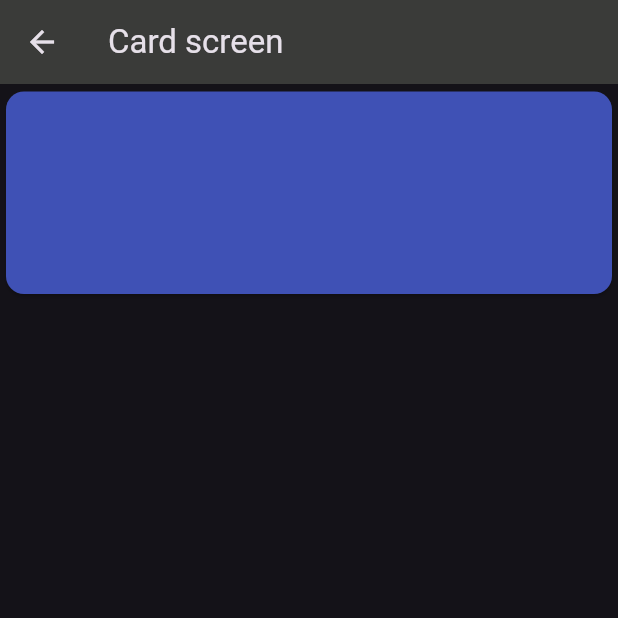
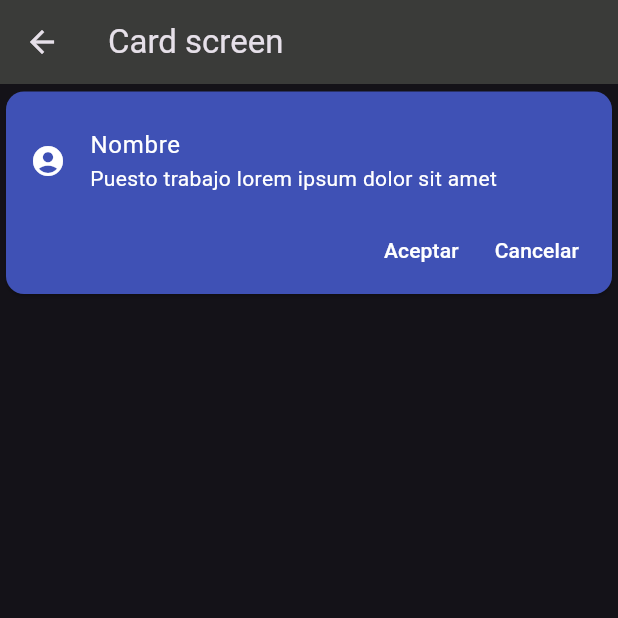
Before and after one commit to luisNova948/app_flutter, a Flutter app: the CardInfo screen opened by its route, on a phone screen of 412 x 824 dp, the top half of it. Run offline on Flutter 3.47's test engine with Material 3 defaults, Android fonts, the light colour scheme and no system bars.

Commit message:
modificaciones en el archivo alert.dart

```diff
--- a/lib/routes/my_routes.dart
+++ b/lib/routes/my_routes.dart
@@ -1,4 +1,5 @@
 import 'package:basesdos/models/menu_home.dart';
+import 'package:basesdos/screens/carousel_view.dart';
 import 'package:flutter/material.dart';
 
 import '../screens/CardInfo.dart';
@@ -15,7 +16,8 @@ class MyRoutes{
     MenuHome(icon: Icons.fastfood, nameOption: "menu de comida", route: 'ListView uno', screen: ListViewUno()),
     MenuHome(icon: Icons.accessible_forward_sharp, nameOption: 'listview dos', route: 'ListView dos', screen: ListViewDos()),
     MenuHome(icon: Icons.bus_alert, nameOption: 'alerta', route: 'alert', screen: Alert()),
-    MenuHome(icon: Icons.info, nameOption: 'informacion', route: 'card info', screen: CardInfo())
+    MenuHome(icon: Icons.info, nameOption: 'informacion', route: 'card info', screen: CardInfo()),
+    MenuHome(icon: Icons.view_carousel, nameOption: 'carrusel', route: 'carrusel', screen: Carrusel())
   ];
 
   static Map<String,Widget Function(BuildContext)> routes = {
--- a/lib/screens/CardInfo.dart
+++ b/lib/screens/CardInfo.dart
@@ -28,18 +28,18 @@ class _customcard extends StatelessWidget {
             ListTile(
               leading: Icon(
                 Icons.account_circle,
-                color: Theme.of(context).primaryIconTheme.color,
+                color: Colors.white,
               ),
               title: Text(
                 "Nombre",
                 style: TextStyle(
-                  color: Theme.of(context).primaryIconTheme.color,
+                  color: Colors.white,
                 ),
               ),
               subtitle: Text(
                 "Puesto trabajo lorem ipsum dolor sit amet",
                 style: TextStyle(
-                  color: Theme.of(context).primaryIconTheme.color,
+                  color: Colors.white,
                 ),
               ),
             ),
@@ -54,7 +54,7 @@ class _customcard extends StatelessWidget {
                     child: Text(
                       'Aceptar',
                       style: TextStyle(
-                        color: Theme.of(context).primaryIconTheme.color,
+                        color: Colors.white,
                       ),
                     ),
                   ),
@@ -63,7 +63,7 @@ class _customcard extends StatelessWidget {
                     child: Text(
                       'Cancelar',
                       style: TextStyle(
-                        color: Theme.of(context).primaryIconTheme.color,
+                        color: Colors.white,
                       ),
                     ),
                   ),
```
Also changed, not shown: lib/screens/alert.dart (+29 -1 lines), lib/screens/carousel_view.dart (added, +17 -0 lines).
